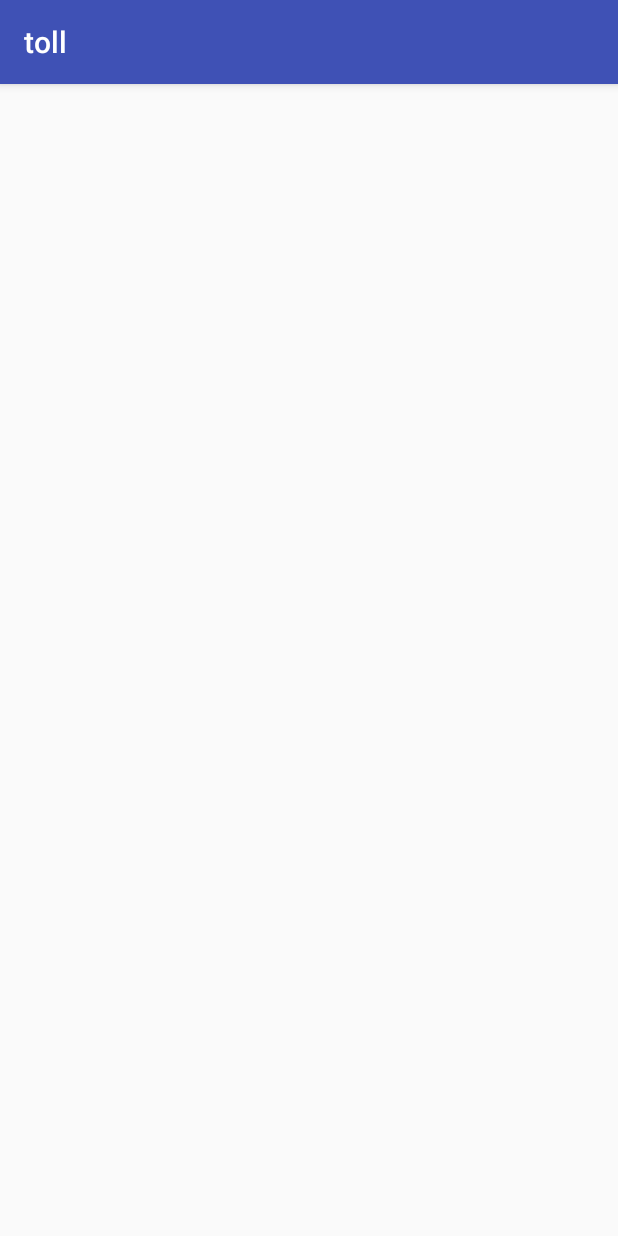
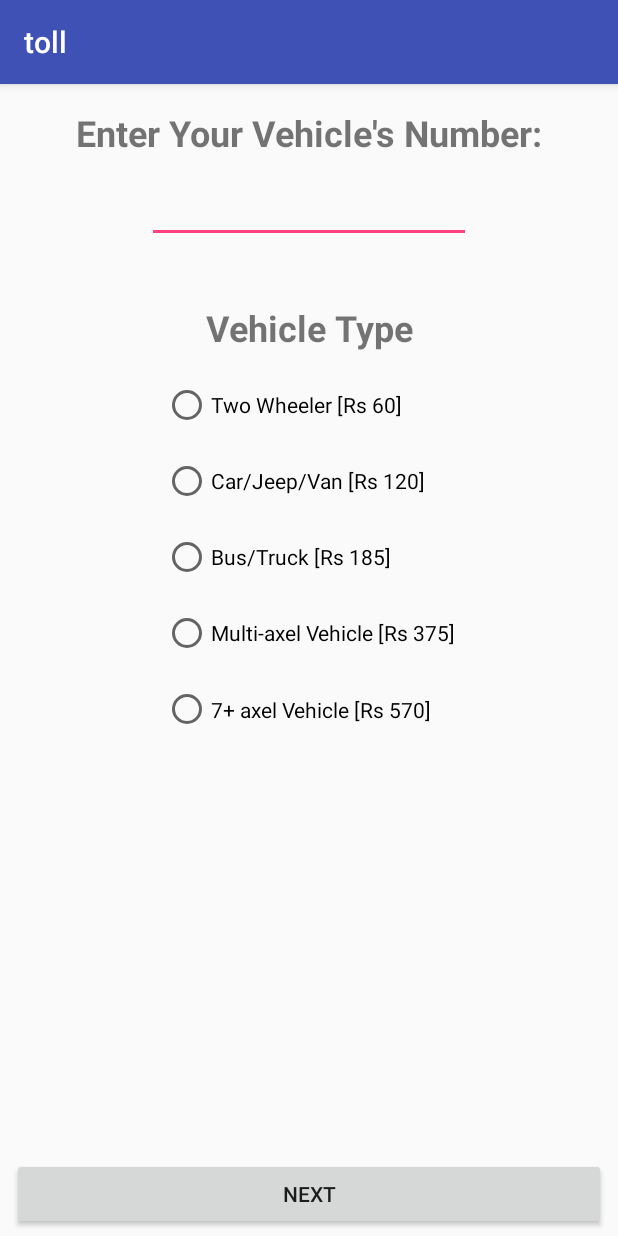
Before and after one commit to kalakandi/toll, an Android app: the Ticket screen opened directly, with no data from a screen before it, on a phone screen of 412 x 824 dp. Run offline under Robolectric (Android 15) with nearby library versions, the phone set to English and light mode, and no system bars.

Commit message:
ticket activity completed but not linked with first activity

```diff
--- a/app/src/main/java/c/test/toll/Ticket.java
+++ b/app/src/main/java/c/test/toll/Ticket.java
@@ -1,13 +1,52 @@
 package c.test.toll;
 
+import android.content.Intent;
 import android.support.v7.app.AppCompatActivity;
 import android.os.Bundle;
+import android.view.View;
+import android.widget.Button;
+import android.widget.RadioButton;
+import android.widget.Toast;
 
 public class Ticket extends AppCompatActivity {
+    private RadioButton op1,op2,op3,op4,op5;
+    private Button next;
+    public final static String MESSAGE_KEY ="ganeshannt.senddata.message_key";
 
     @Override
     protected void onCreate(Bundle savedInstanceState) {
         super.onCreate(savedInstanceState);
         setContentView(R.layout.activity_ticket);
+        op1= findViewById(R.id.option1);
+        op2= findViewById(R.id.option2);
+        op3= findViewById(R.id.option3);
+        op4= findViewById(R.id.option4);
+        op5= findViewById(R.id.option5);
+
+        next =findViewById(R.id.next) ;
+        next.setOnClickListener(new View.OnClickListener() {
+            @Override
+            public void onClick(View view) {
+                if(op1.isChecked()){
+                    Toast.makeText(getApplicationContext(),""+op1.getText().toString(),Toast.LENGTH_SHORT).show();
+
+                }
+                else if(op2.isChecked()){
+                    Toast.makeText(getApplicationContext(),""+op2.getText().toString(),Toast.LENGTH_SHORT).show();
+                }
+                else if(op3.isChecked()){
+                    Toast.makeText(getApplicationContext(),""+op3.getText().toString(),Toast.LENGTH_SHORT).show();
+                }
+                else if(op4.isChecked()){
+                    Toast.makeText(getApplicationContext(),""+op4.getText().toString(),Toast.LENGTH_SHORT).show();
+                }
+                else if(op5.isChecked()){
+                    Toast.makeText(getApplicationContext(),""+op5.getText().toString(),Toast.LENGTH_SHORT).show();
+                }
+            }
+        });
+
+
+
     }
 }
--- a/app/src/main/res/layout/activity_first.xml
+++ b/app/src/main/res/layout/activity_first.xml
@@ -29,7 +29,6 @@
                 android:layout_height="50dp"
                 android:background="#e9e9e9"
                 android:padding="3dp"
-                android:text="20.00"
                 android:textSize="25sp" />
 
             <TextView
@@ -37,6 +36,7 @@
                 android:layout_height="wrap_content"
                 android:layout_marginTop="10dp"
                 android:text="Type Payment what you are paying?" />
+
         </LinearLayout>
     </ScrollView>
 
--- a/app/src/main/res/layout/activity_ticket.xml
+++ b/app/src/main/res/layout/activity_ticket.xml
@@ -6,4 +6,139 @@
     android:layout_height="match_parent"
     tools:context=".Ticket">
 
+    <TextView
+        android:id="@+id/textview "
+        android:layout_width="wrap_content"
+        android:layout_height="wrap_content"
+        android:layout_marginEnd="8dp"
+        android:layout_marginStart="8dp"
+        android:layout_marginTop="16dp"
+        android:gravity="center_vertical|center_horizontal"
+        android:text="Enter Your Vehicle's Number:"
+        android:textSize="24sp"
+        android:textStyle="bold"
+        app:layout_constraintEnd_toEndOf="parent"
+        app:layout_constraintStart_toStartOf="parent"
+        app:layout_constraintTop_toTopOf="parent" />
+
+    <EditText
+        android:id="@+id/editText"
+        android:layout_width="216dp"
+        android:layout_height="wrap_content"
+        android:layout_marginEnd="8dp"
+        android:layout_marginStart="8dp"
+        android:layout_marginTop="12dp"
+        android:ems="10"
+        android:inputType="textPersonName"
+        app:layout_constraintEnd_toEndOf="parent"
+        app:layout_constraintStart_toStartOf="parent"
+        app:layout_constraintTop_toBottomOf="@+id/textview " />
+
+    <TextView
+        android:id="@+id/textView3"
+        android:layout_width="wrap_content"
+        android:layout_height="wrap_content"
+        android:layout_marginEnd="8dp"
+        android:layout_marginStart="8dp"
+        android:layout_marginTop="40dp"
+        android:gravity="center_vertical|center_horizontal"
+        android:text="Vehicle Type"
+        android:textSize="24sp"
+        android:textStyle="bold"
+        app:layout_constraintEnd_toEndOf="parent"
+        app:layout_constraintStart_toStartOf="parent"
+        app:layout_constraintTop_toBottomOf="@+id/editText" />
+
+    <RadioGroup
+        android:layout_width="wrap_content"
+        android:layout_height="248dp"
+        android:layout_marginEnd="8dp"
+        android:layout_marginStart="8dp"
+        android:layout_marginTop="8dp"
+        app:layout_constraintEnd_toEndOf="parent"
+        app:layout_constraintStart_toStartOf="parent"
+        app:layout_constraintTop_toBottomOf="@+id/textView3">
+
+        <RadioButton
+            android:id="@+id/option1"
+            android:layout_width="wrap_content"
+            android:layout_height="wrap_content"
+            android:layout_marginEnd="8dp"
+            android:layout_marginStart="8dp"
+            android:layout_marginTop="10dp"
+            android:layout_weight="1"
+            android:text="Two Wheeler [Rs 60]"
+            app:layout_constraintEnd_toEndOf="parent"
+            app:layout_constraintHorizontal_bias="0.448"
+            app:layout_constraintStart_toStartOf="parent"
+            app:layout_constraintTop_toBottomOf="@+id/textView3" />
+
+        <RadioButton
+            android:id="@+id/option2"
+            android:layout_width="wrap_content"
+            android:layout_height="wrap_content"
+            android:layout_marginEnd="8dp"
+            android:layout_marginStart="8dp"
+            android:layout_marginTop="16dp"
+            android:layout_weight="1"
+            android:text="Car/Jeep/Van [Rs 120]"
+            app:layout_constraintEnd_toEndOf="parent"
+            app:layout_constraintHorizontal_bias="0.461"
+            app:layout_constraintStart_toStartOf="parent"
+            app:layout_constraintTop_toBottomOf="@+id/option1" />
+
+        <RadioButton
+            android:id="@+id/option3"
+            android:layout_width="wrap_content"
+            android:layout_height="wrap_content"
+            android:layout_marginEnd="8dp"
+            android:layout_marginStart="8dp"
+            android:layout_marginTop="16dp"
+            android:layout_weight="1"
+            android:text="Bus/Truck [Rs 185]"
+            app:layout_constraintEnd_toEndOf="parent"
+            app:layout_constraintHorizontal_bias="0.42"
+            app:layout_constraintStart_toStartOf="parent"
+            app:layout_constraintTop_toBottomOf="@+id/option2" />
+
+        <RadioButton
+            android:id="@+id/option4"
+            android:layout_width="wrap_content"
+            android:layout_height="wrap_content"
+            android:layout_marginEnd="8dp"
+            android:layout_marginStart="8dp"
+            android:layout_marginTop="16dp"
+            android:layout_weight="1"
+            android:text="Multi-axel Vehicle [Rs 375]"
+            app:layout_constraintEnd_toEndOf="parent"
+            app:layout_constraintStart_toStartOf="parent"
+            app:layout_constraintTop_toBottomOf="@+id/option3" />
+
+        <RadioButton
+            android:id="@+id/option5"
+            android:layout_width="wrap_content"
+            android:layout_height="wrap_content"
+            android:layout_marginEnd="8dp"
+            android:layout_marginStart="8dp"
+            android:layout_marginTop="16dp"
+            android:layout_weight="1"
+            android:text="7+ axel Vehicle [Rs 570]"
+            app:layout_constraintEnd_toEndOf="parent"
+            app:layout_constraintHorizontal_bias="0.471"
+            app:layout_constraintStart_toStartOf="parent"
+            app:layout_constraintTop_toBottomOf="@+id/option4" />
+    </RadioGroup>
+
+    <Button
+        android:id="@+id/next"
+        android:layout_width="0dp"
+        android:layout_height="wrap_content"
+        android:layout_marginBottom="4dp"
+        android:layout_marginEnd="8dp"
+        android:layout_marginStart="8dp"
+        android:text="NEXT"
+        app:layout_constraintBottom_toBottomOf="parent"
+        app:layout_constraintEnd_toEndOf="parent"
+        app:layout_constraintStart_toStartOf="parent" />
+
 </android.support.constraint.ConstraintLayout>
```
Also changed, not shown: app/src/main/java/c/test/toll/First.java (+3 -0 lines), 1 other file.
